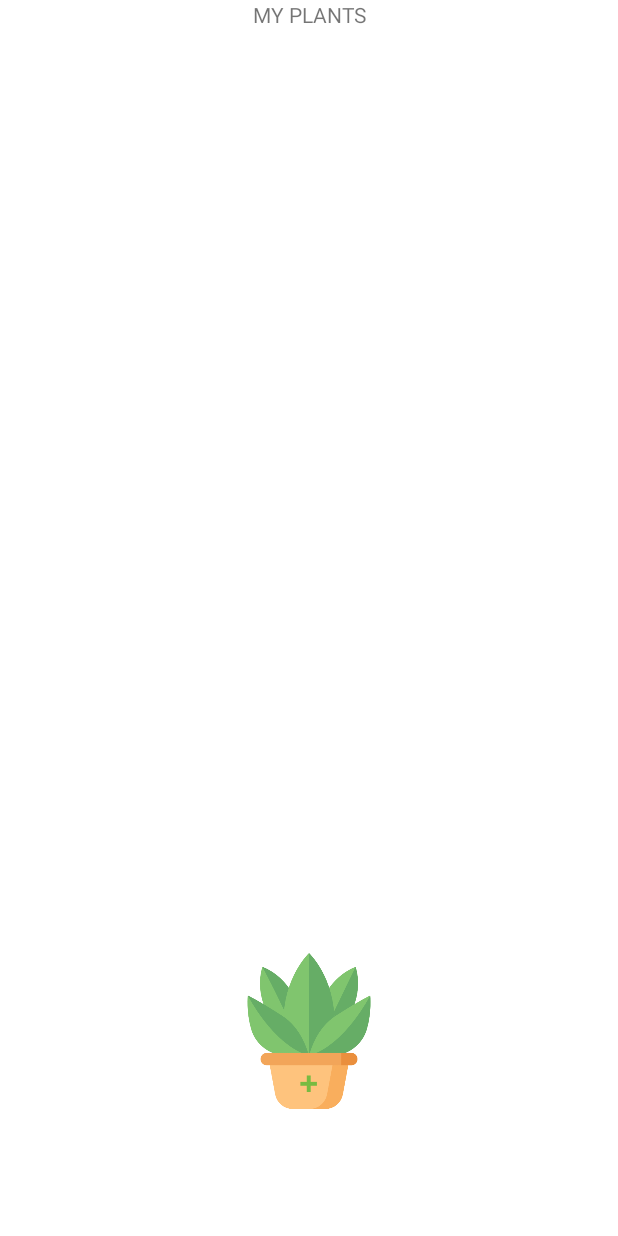
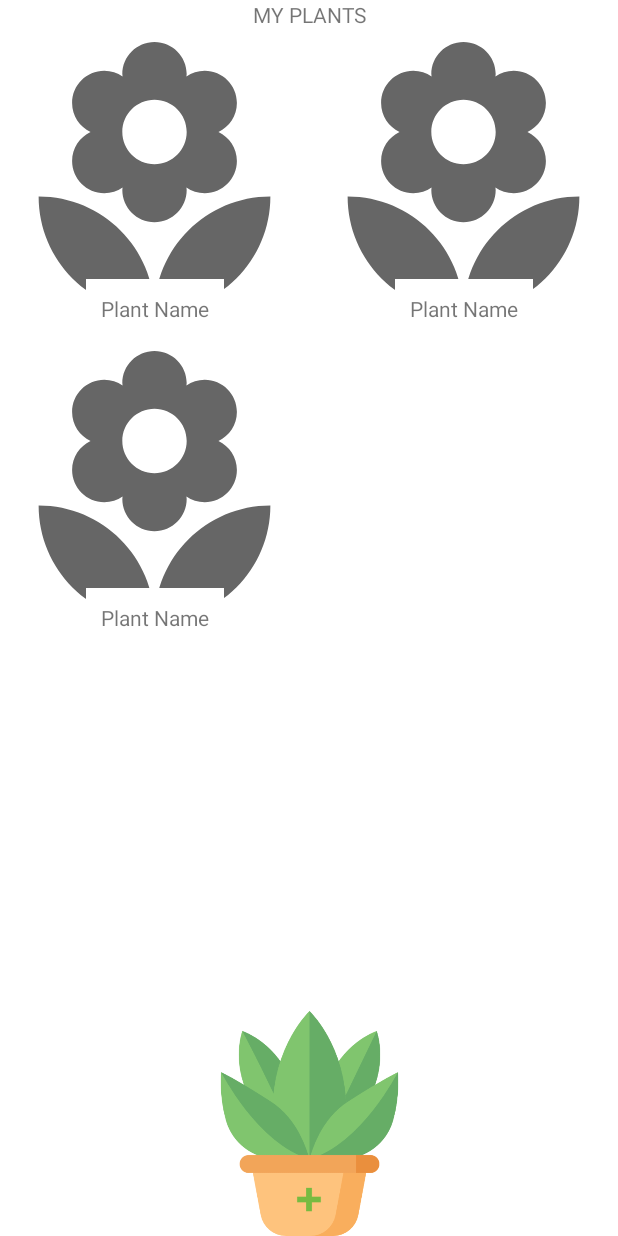
Before and after one commit to emepox/Plapp, an Android app: the layout fragment_my_plants.xml on its own in the app's theme, with its tools: preview values and no code run, on a phone screen of 412 x 824 dp. Run offline under Robolectric (Android 15) with nearby library versions, the phone set to English and light mode, and no system bars.

Commit message:
rv and item design added for myPlants

```diff
--- a/app/src/main/res/layout/fragment_my_plants.xml
+++ b/app/src/main/res/layout/fragment_my_plants.xml
@@ -18,22 +18,24 @@
 
     <androidx.recyclerview.widget.RecyclerView
         android:id="@+id/rvMyPlants"
-        android:layout_width="wrap_content"
-        android:layout_height="wrap_content"
+        android:layout_width="match_parent"
+        android:layout_height="0dp"
         android:orientation="vertical"
         app:layoutManager="androidx.recyclerview.widget.GridLayoutManager"
         app:layout_constraintBottom_toTopOf="@id/ibtnGo2AddPlant"
-        app:layout_constraintStart_toStartOf="parent"
-        app:layout_constraintTop_toBottomOf="@+id/headerMyPlants" />
+        app:layout_constraintTop_toBottomOf="@+id/headerMyPlants"
+        app:spanCount="2"
+        tools:listitem="@layout/item_plant_myplants" />
 
     <ImageView
         android:id="@+id/ibtnGo2AddPlant"
-        android:layout_width="104dp"
-        android:layout_height="273dp"
+        android:layout_width="wrap_content"
+        android:layout_height="wrap_content"
+        android:adjustViewBounds="true"
+        android:maxHeight="150dp"
         android:src="@drawable/plant"
         app:layout_constraintBottom_toBottomOf="parent"
         app:layout_constraintEnd_toEndOf="parent"
         app:layout_constraintStart_toStartOf="parent" />
 
-
 </androidx.constraintlayout.widget.ConstraintLayout>
--- /dev/null
+++ b/app/src/main/res/layout/item_plant_myplants.xml
@@ -0,0 +1,29 @@
+<?xml version="1.0" encoding="utf-8"?>
+<androidx.constraintlayout.widget.ConstraintLayout xmlns:android="http://schemas.android.com/apk/res/android"
+    xmlns:app="http://schemas.android.com/apk/res-auto"
+    android:layout_width="match_parent"
+    android:layout_height="wrap_content">
+
+    <ImageView
+        android:id="@+id/ivPlantImage"
+        android:layout_width="0dp"
+        android:layout_height="wrap_content"
+        android:adjustViewBounds="true"
+        android:src="@drawable/ic_flower"
+        app:layout_constraintEnd_toEndOf="parent"
+        app:layout_constraintStart_toStartOf="parent"
+        app:layout_constraintTop_toTopOf="parent" />
+
+    <TextView
+        android:id="@+id/tvPlantName"
+        android:layout_width="wrap_content"
+        android:layout_height="wrap_content"
+        android:background="@color/white"
+        android:gravity="center"
+        android:padding="10dp"
+        android:text="Plant Name"
+        app:layout_constraintBottom_toBottomOf="parent"
+        app:layout_constraintEnd_toEndOf="parent"
+        app:layout_constraintStart_toStartOf="parent" />
+
+</androidx.constraintlayout.widget.ConstraintLayout>
```
Also changed, not shown: app/src/main/res/layout/item_plant.xml (deleted, +0 -32 lines).
